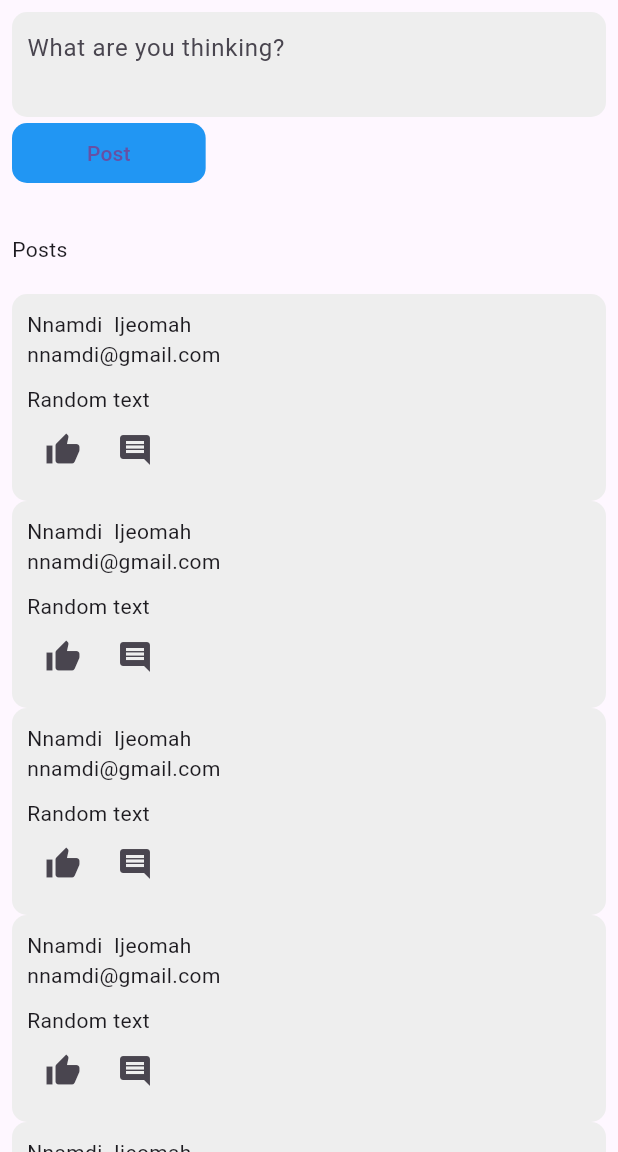
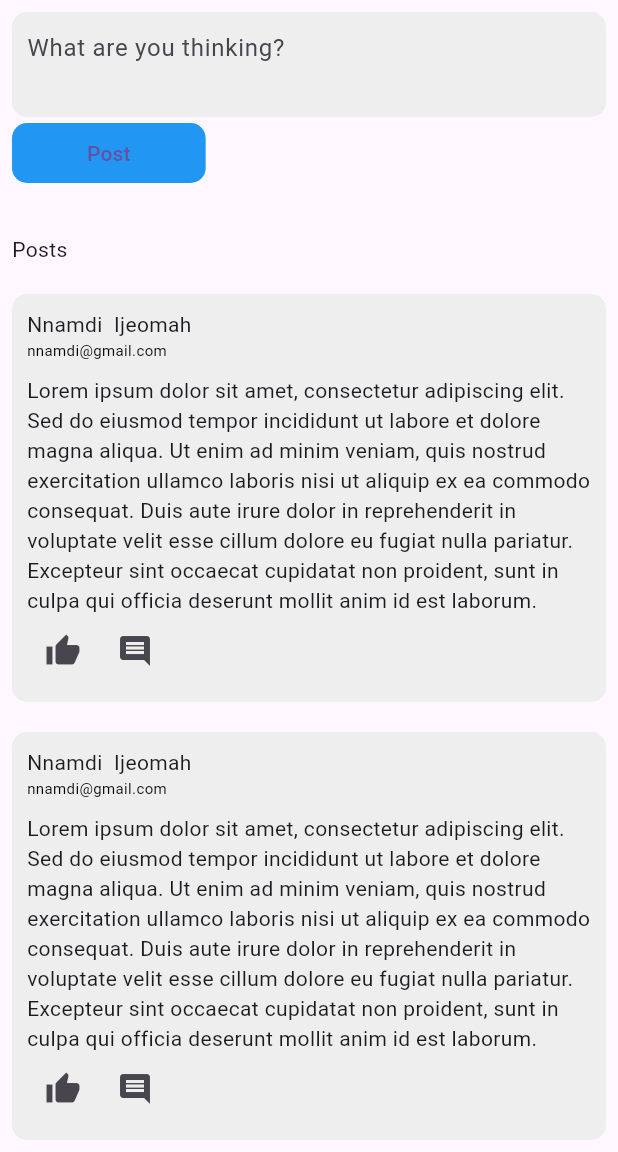
Before and after one commit to Nnamdi07/forum_mobile, a Flutter app: the HomePage screen opened directly, on a phone screen of 412 x 824 dp, the part 84-1236 px from its top. Run offline on Flutter 3.47's test engine with Material 3 defaults, Android fonts, the phone set to English and light mode, and no system bars; our stand-ins replace get, get_storage; accounts and stored records are empty.

Commit message:
update to post_data

```diff
--- a/lib/views/home.dart
+++ b/lib/views/home.dart
@@ -54,11 +54,17 @@ class _HomePageState extends State<HomePage> {
               const Text('Posts'),
               const SizedBox(height: 20),
               PostData(),
+              const SizedBox(height: 20),
               PostData(),
+              const SizedBox(height: 20),
               PostData(),
+              const SizedBox(height: 20),
               PostData(),
+              const SizedBox(height: 20),
               PostData(),
+              const SizedBox(height: 20),
               PostData(),
+              const SizedBox(height: 20),
               PostData(),
             ],
           ),
--- a/lib/views/widgets/post_data.dart
+++ b/lib/views/widgets/post_data.dart
@@ -16,11 +16,15 @@ class PostData extends StatelessWidget {
       ),
       child: Column(crossAxisAlignment: CrossAxisAlignment.start, children: [
         Text("Nnamdi  Ijeomah"),
-        Text("nnamdi@gmail.com"),
+        Text(
+          "nnamdi@gmail.com",
+          style: TextStyle(fontSize: 10, color: Colors.black),
+        ),
         SizedBox(
           height: 10,
         ),
-        Text("Random text"),
+        Text(
+            "Lorem ipsum dolor sit amet, consectetur adipiscing elit. Sed do eiusmod tempor incididunt ut labore et dolore magna aliqua. Ut enim ad minim veniam, quis nostrud exercitation ullamco laboris nisi ut aliquip ex ea commodo consequat. Duis aute irure dolor in reprehenderit in voluptate velit esse cillum dolore eu fugiat nulla pariatur. Excepteur sint occaecat cupidatat non proident, sunt in culpa qui officia deserunt mollit anim id est laborum."),
         Row(
           children: [
             IconButton(
```
